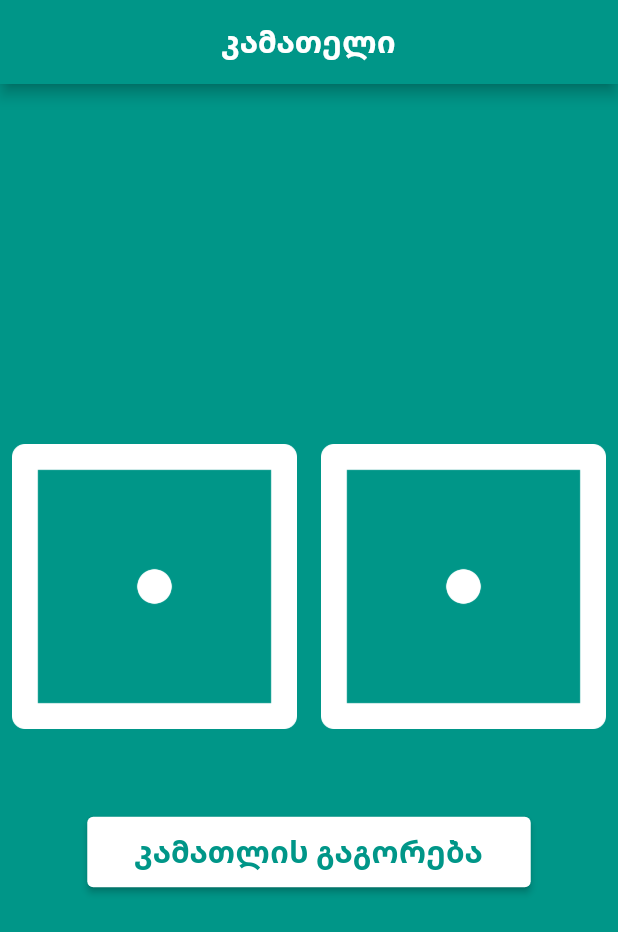
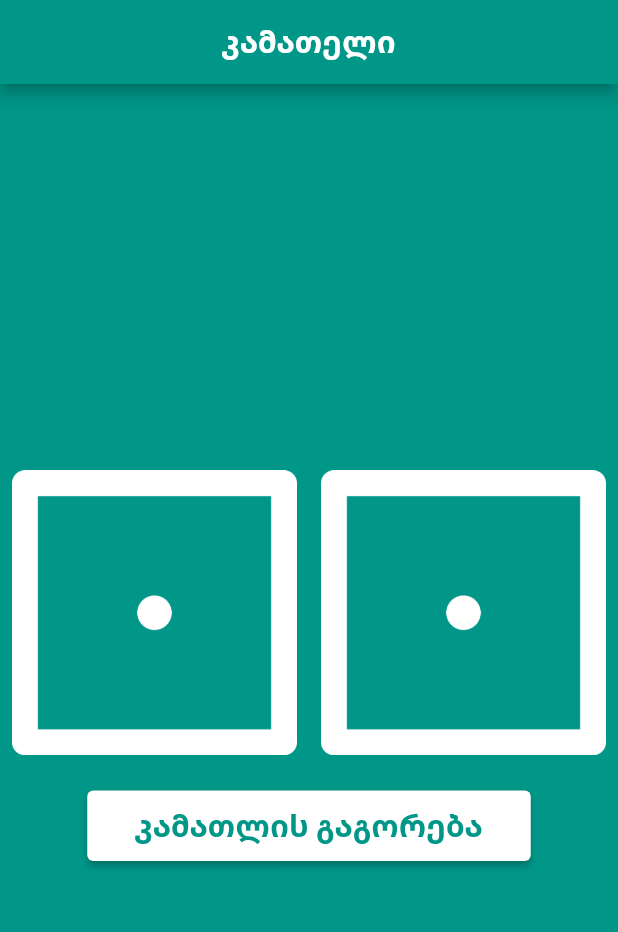
Before and after one commit to sharesoft1337/dice, a Flutter app: the screen it shows after launch, on a phone screen of 412 x 824 dp. Shown: the top 932 px of the screen. Run offline on Flutter 3.47's test engine with Material 2 defaults, Android fonts, the phone set to English and light mode, and no system bars; our stand-ins replace audioplayers.

Commit message:
Update main.dart
Simple dice game

```diff
--- a/lib/main.dart
+++ b/lib/main.dart
@@ -71,7 +71,7 @@ class _DicePageState extends State<DicePage> {
             ],
           ),
           SizedBox(
-            height: 50,
+            height: 15,
           ),
           ElevatedButton(
             style: ElevatedButton.styleFrom(
```
